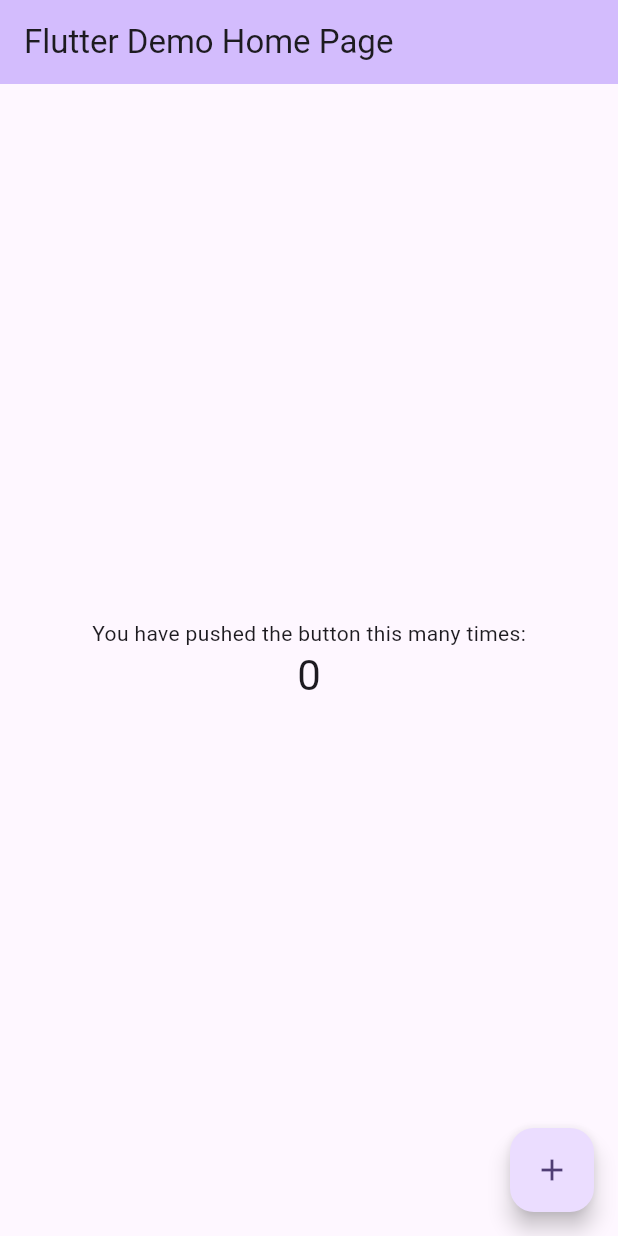
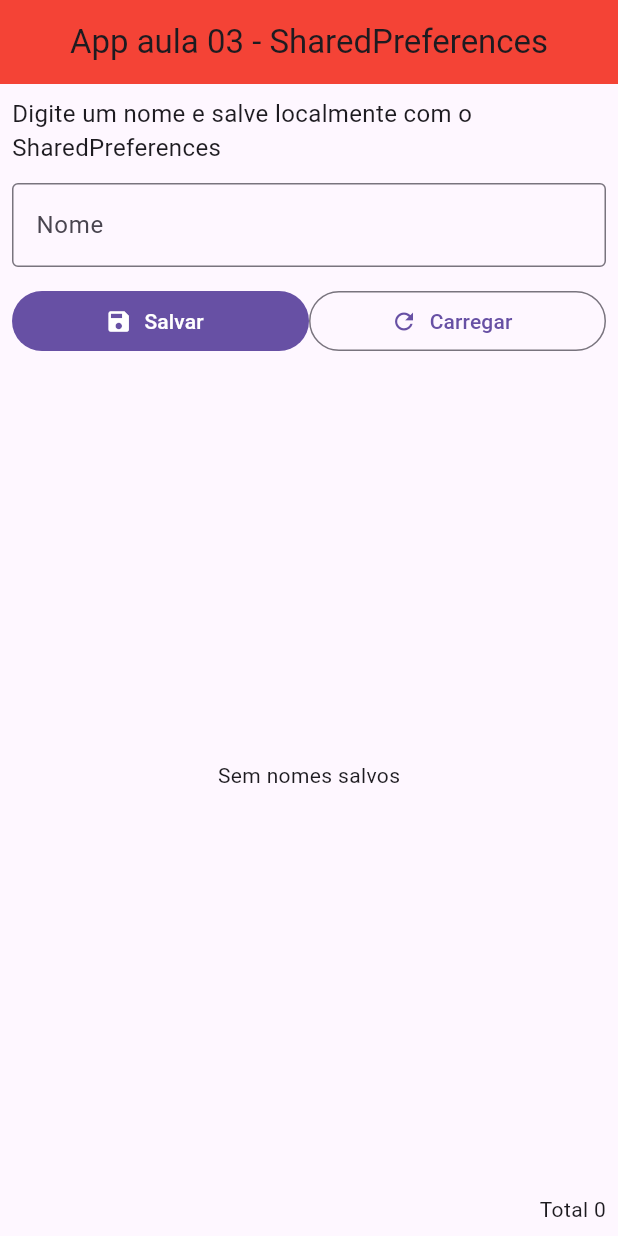
Before and after one commit to Gui-Rocha06/Aplicacoes-mobile-26, a Flutter app: the screen it shows after launch, on a phone screen of 412 x 824 dp. Run offline on Flutter 3.47's test engine with Material 3 defaults, Android fonts, the phone set to English and light mode, and no system bars; our stand-ins replace shared_preferences.

Commit message:
Finalizando o aplicativo da aula 02

```diff
--- a/aula02/appaula02/lib/main.dart
+++ b/aula02/appaula02/lib/main.dart
@@ -1,125 +1,224 @@
 import 'package:flutter/material.dart';
+// importando o pacote do shared preferences pacote responsavel por permitir a persistencia de dados
+import 'package:shared_preferences/shared_preferences.dart';
 
 void main() {
-  runApp(const MyApp());
+  runApp(TelaHome());
 }
 
-class MyApp extends StatelessWidget {
-  const MyApp({super.key});
+// Cria a classe chamada tela home
 
-  // This widget is the root of your application.
+class TelaHome extends StatelessWidget {
+  const TelaHome({super.key});
+
   @override
   Widget build(BuildContext context) {
     return MaterialApp(
-      title: 'Flutter Demo',
-      theme: ThemeData(
-        // This is the theme of your application.
-        //
-        // TRY THIS: Try running your application with "flutter run". You'll see
-        // the application has a purple toolbar. Then, without quitting the app,
-        // try changing the seedColor in the colorScheme below to Colors.green
-        // and then invoke "hot reload" (save your changes or press the "hot
-        // reload" button in a Flutter-supported IDE, or press "r" if you used
-        // the command line to start the app).
-        //
-        // Notice that the counter didn't reset back to zero; the application
-        // state is not lost during the reload. To reset the state, use hot
-        // restart instead.
-        //
-        // This works for code too, not just values: Most code changes can be
-        // tested with just a hot reload.
-        colorScheme: ColorScheme.fromSeed(seedColor: Colors.deepPurple),
-        useMaterial3: true,
-      ),
-      home: const MyHomePage(title: 'Flutter Demo Home Page'),
+      title: 'Aula 02 App Sharedpreferences',
+      debugShowCheckedModeBanner: false,
+      home: TelaApp(),
     );
   }
 }
 
-class MyHomePage extends StatefulWidget {
-  const MyHomePage({super.key, required this.title});
-
-  // This widget is the home page of your application. It is stateful, meaning
-  // that it has a State object (defined below) that contains fields that affect
-  // how it looks.
-
-  // This class is the configuration for the state. It holds the values (in this
-  // case the title) provided by the parent (in this case the App widget) and
-  // used by the build method of the State. Fields in a Widget subclass are
-  // always marked "final".
-
-  final String title;
+class TelaApp extends StatefulWidget {
+  const TelaApp({super.key});
 
   @override
-  State<MyHomePage> createState() => _MyHomePageState();
+  State<TelaApp> createState() => _TelaAppState();
 }
 
-class _MyHomePageState extends State<MyHomePage> {
-  int _counter = 0;
+class _TelaAppState extends State<TelaApp> {
+  // cria uma variavel para armazenar o que o usuario digita
 
-  void _incrementCounter() {
+  final _ctrlNome = TextEditingController();
+  String _nomeSalvo = ""; // Variavel para pegar informações no banco de dados
+  static const String _kUsernames = 'usernames';
+  bool _existeUsername = false;
+
+  // Cria uma lista para armazenar os nomes
+
+  List<String> _nomes = [];
+
+  // polimorfismo
+
+  @override
+
+  // função para recarregar automaticamente as informações
+  void initState() {
+    super.initState();
+    // implementar a função para carregar os dados
+
+    _carregarNome();
+  }
+
+  // Função para salvar o nome
+
+  Future<void> _salvarNome() async {
+    // faz a leitura do SharedPreferences
+
+    final prefs = await SharedPreferences.getInstance();
+    // cria uma variavel chamada nome
+    final nome = _ctrlNome.text
+        .trim(); // Trim função que remove os espaços em branco no texteditingcontroller
+    final atuais = prefs.getStringList(_kUsernames) ??
+        []; // armazena os nomes salvos na lista
+
+    // contains serve para verificar se o nome já está na lista
+
+    if (atuais.contains(nome)) {
+      _snack('Esse nome já está na lista');
+      return;
+    }
+
+    atuais.add(nome);
+    await prefs.setStringList(_kUsernames, atuais); // salva a informação
+    // atualiza a informação salva com setState
     setState(() {
-      // This call to setState tells the Flutter framework that something has
-      // changed in this State, which causes it to rerun the build method below
-      // so that the display can reflect the updated values. If we changed
-      // _counter without calling setState(), then the build method would not be
-      // called again, and so nothing would appear to happen.
-      _counter++;
+      _nomes = List<String>.from(atuais);
+      _ctrlNome.clear(); // limpa o campo texto
+
+      _snack('Nome salvo com sucesso');
     });
+  }
+
+  // Função para carregar os nomes no aplicativo
+
+  Future<void> _carregarNome() async {
+    // realiza a leitura do que está armazenado
+
+    final prefs = await SharedPreferences.getInstance();
+    setState(() => _nomes = prefs.getStringList(_kUsernames) ?? []);
+  }
+
+  // Função para remover um nome
+
+  Future<void> _removerNome(String nome) async {
+    final prefs = await SharedPreferences.getInstance();
+    final atuais = prefs.getStringList(_kUsernames) ?? [];
+    atuais.remove(nome);
+
+    await prefs.setStringList(_kUsernames, atuais);
+    setState(() {
+      _nomes = List<String>.from(atuais);
+      _snack('Removido $nome');
+    });
+  }
+
+  // Função limpar tudo
+
+  Future<void> _limparTudo() async {
+    final prefs = await SharedPreferences.getInstance();
+    await prefs.remove(_kUsernames);
+    setState(() {
+      _nomes = [];
+    });
+  }
+
+  // criando a função snack
+
+  void _snack(String msg) {
+    ScaffoldMessenger.of(context).showSnackBar(SnackBar(content: Text(msg)));
   }
 
   @override
   Widget build(BuildContext context) {
-    // This method is rerun every time setState is called, for instance as done
-    // by the _incrementCounter method above.
-    //
-    // The Flutter framework has been optimized to make rerunning build methods
-    // fast, so that you can just rebuild anything that needs updating rather
-    // than having to individually change instances of widgets.
     return Scaffold(
       appBar: AppBar(
-        // TRY THIS: Try changing the color here to a specific color (to
-        // Colors.amber, perhaps?) and trigger a hot reload to see the AppBar
-        // change color while the other colors stay the same.
-        backgroundColor: Theme.of(context).colorScheme.inversePrimary,
-        // Here we take the value from the MyHomePage object that was created by
-        // the App.build method, and use it to set our appbar title.
-        title: Text(widget.title),
+        backgroundColor: Colors.red,
+        title: Text('App aula 03 - SharedPreferences'),
+        centerTitle: true,
       ),
-      body: Center(
-        // Center is a layout widget. It takes a single child and positions it
-        // in the middle of the parent.
+      body: Padding(
+        padding: EdgeInsets.all(8.0),
         child: Column(
-          // Column is also a layout widget. It takes a list of children and
-          // arranges them vertically. By default, it sizes itself to fit its
-          // children horizontally, and tries to be as tall as its parent.
-          //
-          // Column has various properties to control how it sizes itself and
-          // how it positions its children. Here we use mainAxisAlignment to
-          // center the children vertically; the main axis here is the vertical
-          // axis because Columns are vertical (the cross axis would be
-          // horizontal).
-          //
-          // TRY THIS: Invoke "debug painting" (choose the "Toggle Debug Paint"
-          // action in the IDE, or press "p" in the console), to see the
-          // wireframe for each widget.
-          mainAxisAlignment: MainAxisAlignment.center,
-          children: <Widget>[
-            const Text(
-              'You have pushed the button this many times:',
+          crossAxisAlignment: CrossAxisAlignment.stretch,
+          children: [
+            Text(
+              'Digite um nome e salve localmente com o SharedPreferences',
+              style: TextStyle(fontSize: 16),
             ),
-            Text(
-              '$_counter',
-              style: Theme.of(context).textTheme.headlineMedium,
+            SizedBox(
+              height: 12,
             ),
+            TextField(
+              controller: _ctrlNome,
+              decoration: InputDecoration(
+                  labelText: 'Nome', border: OutlineInputBorder()),
+              textInputAction:
+                  TextInputAction.done, // Ação do texto no textfield
+
+              onSubmitted: (_) => _salvarNome(),
+            ),
+            SizedBox(
+              height: 12,
+            ),
+            Row(
+              children: [
+                Expanded(
+                    child: FilledButton.icon(
+                  onPressed: _salvarNome,
+                  icon: Icon(Icons.save),
+                  label: Text('Salvar'),
+                )),
+                SizedBox(
+                  height: 8,
+                ),
+                Expanded(
+                    child: OutlinedButton.icon(
+                        onPressed: _carregarNome,
+                        icon: Icon(Icons.refresh),
+                        label: Text('Carregar'))),
+                SizedBox(
+                  height: 8,
+                ),
+              ],
+            ),
+            Expanded(
+                child: _nomes.isEmpty
+                    ? Center(
+                        child: Text('Sem nomes salvos'),
+                      )
+                    : ListView.separated(
+                        itemCount:
+                            _nomes.length, // comprimento da lista de nomes
+                        separatorBuilder: (_, __) => Divider(
+                              height: 1,
+                            ),
+                        itemBuilder: (context, i) {
+                          final nome = _nomes[i];
+                          return Dismissible(
+                            key: ValueKey(nome),
+                            background: Container(
+                              alignment: Alignment.centerLeft,
+                              child: Icon(Icons.delete),
+                            ),
+                            secondaryBackground: Container(
+                              alignment: Alignment.centerRight,
+                              padding: EdgeInsets.symmetric(horizontal: 16),
+                              child: Icon(Icons.delete),
+                            ),
+                            onDismissed: (__) => _removerNome(nome),
+                            child: ListTile(
+                              leading: CircleAvatar(
+                                child: Text(nome.isNotEmpty
+                                    ? nome[0].toUpperCase()
+                                    : '?'),
+                              ),
+                              title: Text(nome),
+                              trailing: IconButton(
+                                  onPressed: () => _removerNome(nome),
+                                  icon: Icon(Icons.delete)),
+                            ),
+                          );
+                        })),
+            Align(
+              alignment: Alignment.centerRight,
+              child: Text('Total ${_nomes.length}'),
+            )
           ],
         ),
       ),
-      floatingActionButton: FloatingActionButton(
-        onPressed: _incrementCounter,
-        tooltip: 'Increment',
-        child: const Icon(Icons.add),
-      ), // This trailing comma makes auto-formatting nicer for build methods.
     );
   }
 }
```
Also changed, not shown: 3 other files.
